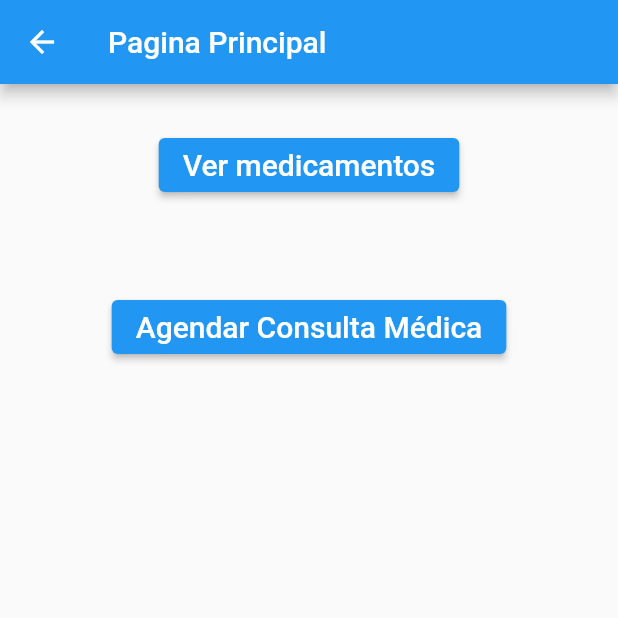
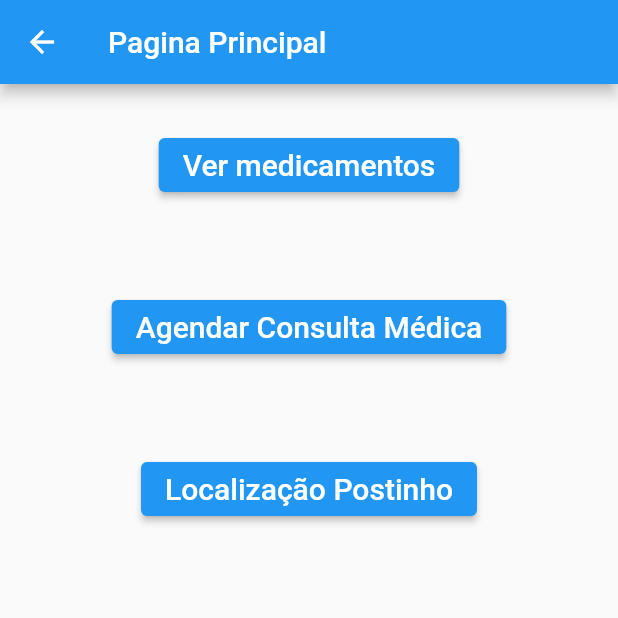
Before and after one commit to lyra-solfieri/postinho_de_saude, a Flutter app: the HomePage screen opened by its route, on a phone screen of 412 x 824 dp, the top half of it. Run offline on Flutter 3.47's test engine with Material 2 defaults, Android fonts, the light colour scheme and no system bars; our stand-ins replace cloud_firestore, firebase_auth, firebase_core, fluttertoast; missing offline and left inert: cpf_cnpj_validator; accounts and stored records are empty.

Commit message:
paginas adicionadas aos botoes

```diff
--- a/lib/pages/principal_page.dart
+++ b/lib/pages/principal_page.dart
@@ -18,6 +18,9 @@ class _HomePageState extends State<HomePage> {
               acessarMedicamentos(),
               Center(
                 child: agendarConsulta(),
+              ),
+              Center(
+                child: localizacaoPostinho(),
               ),
             ],
           ),
@@ -44,7 +47,7 @@ class _HomePageState extends State<HomePage> {
       padding: const EdgeInsets.all(30),
       child: ElevatedButton(
         onPressed: () {
-          //Navigator.pushNamed(context, '/agendar_consulta');
+          Navigator.pushNamed(context, '/consultar_medicamentos');
         },
         child: Text(
           "Ver medicamentos",
@@ -53,4 +56,19 @@ class _HomePageState extends State<HomePage> {
       ),
     );
   }
+
+  Container localizacaoPostinho() {
+    return Container(
+      padding: const EdgeInsets.all(30),
+      child: ElevatedButton(
+        onPressed: () {
+          Navigator.pushNamed(context, '/localizacao_postinho');
+        },
+        child: Text(
+          "Localização Postinho",
+          style: TextStyle(fontSize: 20),
+        ),
+      ),
+    );
+  }
 }
```
